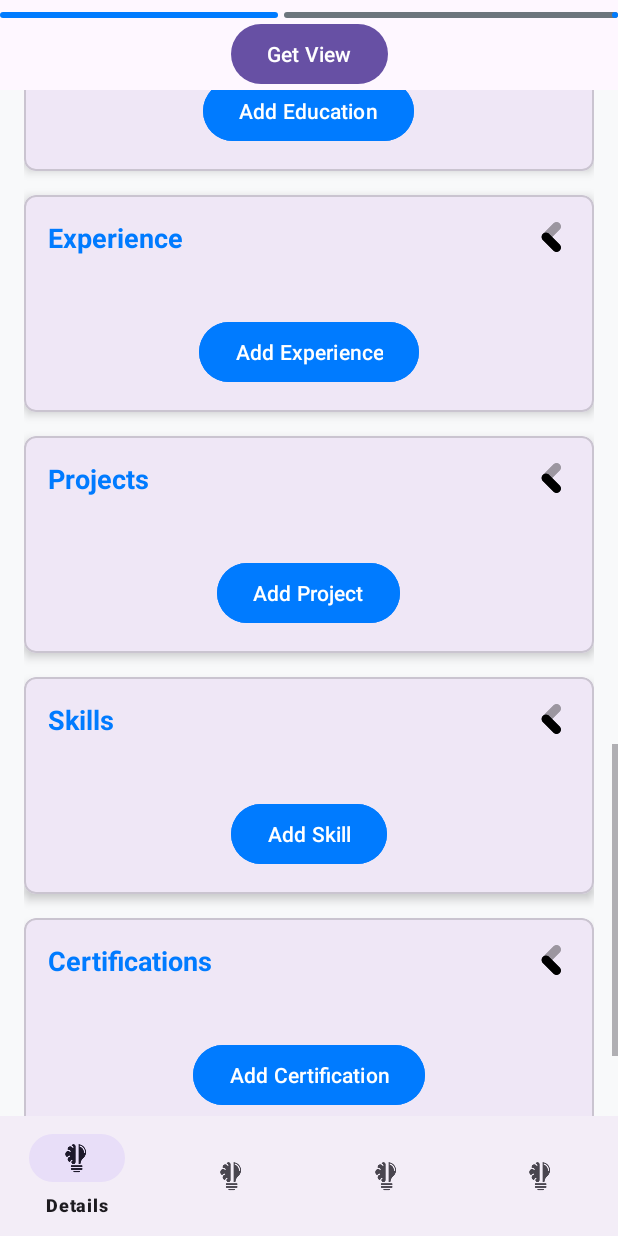
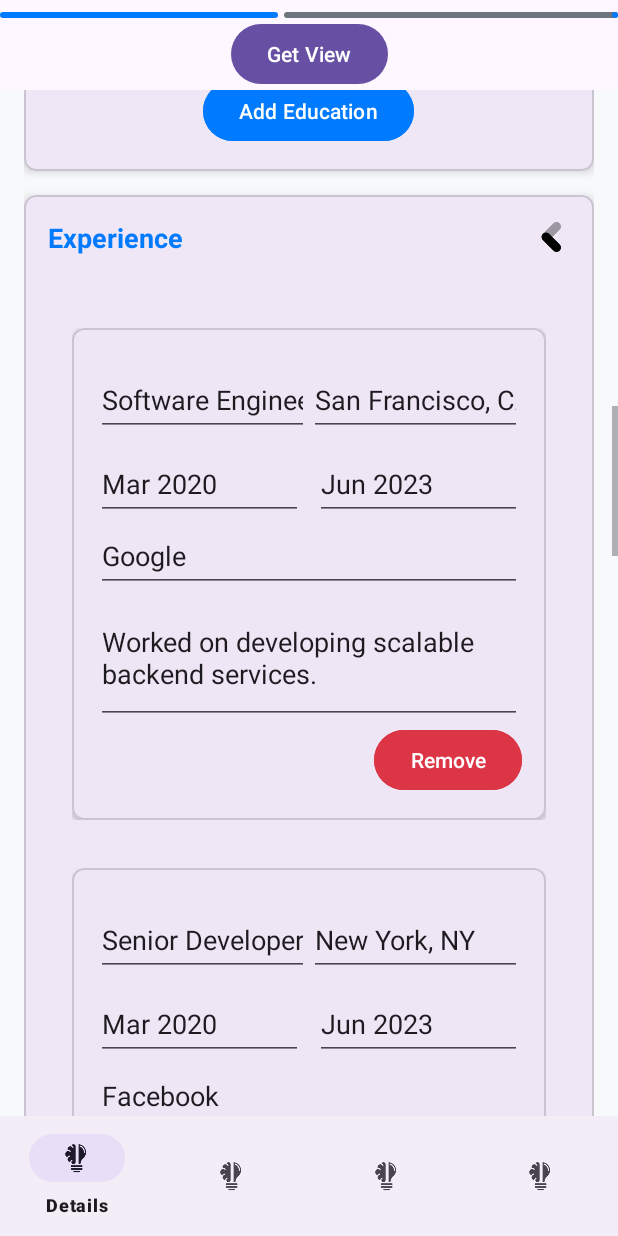
Before and after one commit to Jawad-Ahmad-M/ResuBuild, an Android app: the screen it shows after launch (MainActivity), scrolled down 1436 dp, on a phone screen of 412 x 824 dp. Run offline under Robolectric (Android 15) with nearby library versions, the phone set to English and light mode, and no system bars; libraries missing offline, so code that uses them is left out: com.github.barteksc.pdfviewer; pictures from the network do not load; 2 statements that could not run were skipped.

Commit message:
Added Certifications Section and its functionality

```diff
--- /dev/null
+++ b/app/src/main/java/com/resumebuilder/app/adapters/CertificationAdapter.java
@@ -0,0 +1,70 @@
+package com.resumebuilder.app.adapters;
+
+import android.view.LayoutInflater;
+import android.view.View;
+import android.view.ViewGroup;
+import android.widget.Button;
+import android.widget.EditText;
+
+import androidx.annotation.NonNull;
+import androidx.recyclerview.widget.RecyclerView;
+
+import com.resumebuilder.app.R;
+import com.resumebuilder.app.itemClasses.Certification;
+
+import java.util.List;
+
+public class CertificationAdapter extends RecyclerView.Adapter<CertificationAdapter.CertificationViewHolder>{
+
+    private final List<Certification> certificationList;
+
+
+    public CertificationAdapter(List<Certification> certificationList) {
+        this.certificationList = certificationList;
+    }
+
+    @NonNull
+    @Override
+    public CertificationAdapter.CertificationViewHolder onCreateViewHolder(@NonNull ViewGroup parent, int viewType) {
+        View view = LayoutInflater.from(parent.getContext())
+                .inflate(R.layout.item_certifications, parent, false);
+        return new CertificationAdapter.CertificationViewHolder(view);
+    }
+
+    @Override
+    public void onBindViewHolder(@NonNull CertificationAdapter.CertificationViewHolder holder, int position) {
+        Certification certification = certificationList.get(position);
+
+        holder.nameOfCertification.setText(certification.getNameOfCertification());
+        holder.nameOfOrganization.setText(certification.getNameOfOrganization());
+        holder.issuedDate.setText(certification.getIssuedDate());
+        holder.link.setText(certification.getLink());
+
+        holder.btnRemove.setOnClickListener(v -> {
+            certificationList.remove(position);
+            notifyItemRemoved(position);
+            notifyItemRangeChanged(position, certificationList.size());
+        });
+
+    }
+
+
+    @Override
+    public int getItemCount() {
+        return certificationList.size();
+    }
+
+    public static class CertificationViewHolder extends RecyclerView.ViewHolder {
+        EditText nameOfCertification, nameOfOrganization, issuedDate, link;
+        Button btnRemove;
+
+        public CertificationViewHolder(@NonNull View itemView) {
+            super(itemView);
+            nameOfCertification = itemView.findViewById(R.id.et_cert_name);
+            nameOfOrganization = itemView.findViewById(R.id.et_cert_organization);
+            issuedDate = itemView.findViewById(R.id.et_issued_date);
+            link = itemView.findViewById(R.id.et_link);
+            btnRemove = itemView.findViewById(R.id.btn_remove);
+        }
+    }
+}
--- a/app/src/main/java/com/resumebuilder/app/fragments/detailsFragment.java
+++ b/app/src/main/java/com/resumebuilder/app/fragments/detailsFragment.java
@@ -5,16 +5,23 @@ import android.os.Bundle;
 import android.view.LayoutInflater;
 import android.view.View;
 import android.view.ViewGroup;
-import android.widget.Button;
-import android.widget.EditText;
 
+import androidx.annotation.NonNull;
+import androidx.annotation.Nullable;
 import androidx.fragment.app.Fragment;
 import androidx.recyclerview.widget.LinearLayoutManager;
-import androidx.recyclerview.widget.RecyclerView;
 
-import com.resumebuilder.app.R;
+import com.resumebuilder.app.adapters.CertificationAdapter;
 import com.resumebuilder.app.adapters.EducationAdapter;
+import com.resumebuilder.app.adapters.ExperienceAdapter;
+import com.resumebuilder.app.adapters.ProjectAdapter;
+import com.resumebuilder.app.adapters.SkillAdapter;
+import com.resumebuilder.app.databinding.FragmentDetailsBinding;
+import com.resumebuilder.app.itemClasses.Certification;
 import com.resumebuilder.app.itemClasses.Education;
+import com.resumebuilder.app.itemClasses.Experience;
+import com.resumebuilder.app.itemClasses.Project;
+import com.resumebuilder.app.itemClasses.Skill;
 import com.resumebuilder.app.testActivity;
 
 import java.time.YearMonth;
@@ -23,10 +30,16 @@ import java.util.List;
 
 public class detailsFragment extends Fragment {
 
+    private FragmentDetailsBinding binding;
     private final List<Education> educationList = new ArrayList<>();
+    private final List<Experience> experienceList = new ArrayList<>();
+    private final List<Project> projectList = new ArrayList<>();
+    private final List<Skill> skillList = new ArrayList<>();
+    private final List<Certification> certificationList = new ArrayList<>();
 
-    private RecyclerView rvEducation;
     private EducationAdapter educationAdapter;
+    private ExperienceAdapter experienceAdapter;
+    private ProjectAdapter projectAdapter;
 
     public detailsFragment() {
         // Required empty public constructor
@@ -38,39 +51,81 @@ public class detailsFragment extends Fragment {
     }
 
     @Override
-    public View onCreateView(LayoutInflater inflater, ViewGroup container,
+    public View onCreateView(@NonNull LayoutInflater inflater, ViewGroup container,
                              Bundle savedInstanceState) {
-        // Inflate the layout for this fragment
-        View view =  inflater.inflate(R.layout.fragment_details, container, false);
+        binding = FragmentDetailsBinding.inflate(inflater, container, false);
+        return binding.getRoot();
+    }
 
-        Button btnGetView = view.findViewById(R.id.btn_get_view);
+    @Override
+    public void onViewCreated(@NonNull View view, @Nullable Bundle savedInstanceState) {
+        super.onViewCreated(view, savedInstanceState);
 
-        EditText name = view.findViewById(R.id.et_name);
-        EditText location = view.findViewById(R.id.et_location);
-        EditText emailAddress = view.findViewById(R.id.et_email);
-        EditText contactNumber = view.findViewById(R.id.et_contact);
-        EditText linkedInProfile = view.findViewById(R.id.et_linkedin);
-        EditText githubProfile = view.findViewById(R.id.et_github);
+        educationAdapter = new EducationAdapter(educationList, requireContext());
+        experienceAdapter = new ExperienceAdapter(experienceList, requireContext());
+        projectAdapter = new ProjectAdapter(projectList, requireContext());
+        SkillAdapter skillAdapter = new SkillAdapter(skillList);
+        CertificationAdapter certificationAdapter = new CertificationAdapter(certificationList);
 
-        Button btnAddEducation = view.findViewById(R.id.btn_add_education);
-        btnAddEducation.setOnClickListener(v -> {
+        binding.btnGetView.setOnClickListener(v -> {
+            Intent intent = new Intent(getActivity(), testActivity.class);
+            intent.putExtra("pdf_assets", "RenderCV_sb2nov_Theme.pdf");
+            startActivity(intent);
+        });
+
+//        EditText name = view.findViewById(R.id.et_name);
+//        EditText location = view.findViewById(R.id.et_location);
+//        EditText emailAddress = view.findViewById(R.id.et_email);
+//        EditText contactNumber = view.findViewById(R.id.et_contact);
+//        EditText linkedInProfile = view.findViewById(R.id.et_linkedin);
+//        EditText githubProfile = view.findViewById(R.id.et_github);
+
+
+        binding.btnAddEducation.setOnClickListener(v -> {
             educationList.add(new Education());
             educationAdapter.notifyItemInserted(educationList.size() - 1);
         });
 
-        rvEducation = view.findViewById(R.id.rv_education);
-        rvEducation.setLayoutManager(new LinearLayoutManager(requireContext()));
+        binding.btnAddExperience.setOnClickListener(v -> {
+            experienceList.add(new Experience());
+            experienceAdapter.notifyItemInserted(experienceList.size() - 1);
+        });
+
+        binding.btnAddProjects.setOnClickListener(v -> {
+            projectList.add(new Project());
+            projectAdapter.notifyItemInserted(projectList.size() - 1);
+        });
+
+        binding.btnAddSkill.setOnClickListener(v -> {
+            skillList.add(new Skill());
+            skillAdapter.notifyItemInserted(skillList.size() - 1);
+        });
+
+        binding.btnAddCertification.setOnClickListener(v -> {
+            certificationList.add(new Certification());
+            certificationAdapter.notifyItemInserted(certificationList.size() - 1);
+        });
+
+        binding.rvEducation.setLayoutManager(new LinearLayoutManager(requireContext()));
         loadEducationData();
 
-        educationAdapter = new EducationAdapter(educationList, requireContext());
-        rvEducation.setAdapter(educationAdapter);
+        binding.rvExperience.setLayoutManager(new LinearLayoutManager(requireContext()));
+        loadExperienceData();
 
-        btnGetView.setOnClickListener(v -> {
-            Intent intent = new Intent(getActivity(), testActivity.class);
-            intent.putExtra("pdf_assets", "RenderCV_sb2nov_Theme.pdf");
-            startActivity(intent);
-        });
-        return view;
+        binding.rvProjects.setLayoutManager(new LinearLayoutManager(requireContext()));
+        loadProjectData();
+
+        binding.rvSkills.setLayoutManager(new LinearLayoutManager(requireContext()));
+        loadSkillData();
+
+        binding.rvCertifications.setLayoutManager(new LinearLayoutManager(requireContext()));
+        loadCertificationData();
+
+        binding.rvEducation.setAdapter(educationAdapter);
+        binding.rvExperience.setAdapter(experienceAdapter);
+        binding.rvProjects.setAdapter(projectAdapter);
+        binding.rvSkills.setAdapter(skillAdapter);
+        binding.rvCertifications.setAdapter(certificationAdapter);
     }
 
     private void loadEducationData() {
@@ -79,4 +134,34 @@ public class detailsFragment extends Fragment {
         educationList.add(new Education("MIT", "BSc Computer Science", "Cambridge, MA", YearMonth.of(2020,3), YearMonth.of(2024,3)));
         educationList.add(new Education("MIT", "BSc Computer Science", "Cambridge, MA", YearMonth.of(2020,3), YearMonth.of(2024,3)));
     }
+
+    private void loadExperienceData() {
+        experienceList.clear();
+        experienceList.add(new Experience("Software Engineer", "San Francisco, CA", YearMonth.of(2020,3), YearMonth.of(2023,6), "Google", "Worked on developing scalable backend services."));
+        experienceList.add(new Experience("Senior Developer", "New York, NY", YearMonth.of(2020,3), YearMonth.of(2023,6), "Facebook", "Leading a team on mobile app development."));
+    }
+
+    private void loadProjectData() {
+        projectList.clear();
+        projectList.add(new Project("AI Chatbot Integration", "OpenAI", YearMonth.of(2021, 5), YearMonth.of(2022, 12), "Developed and integrated an AI-powered chatbot into customer support systems to automate query handling."));
+        projectList.add(new Project("E-Commerce Web Platform", "Amazon", YearMonth.of(2019, 8), YearMonth.of(2021, 3), "Built a scalable web-based e-commerce platform with payment gateway integration and advanced product recommendation system."));
+    }
+
+    private void loadSkillData() {
+        skillList.clear();
+        skillList.add(new Skill("Python Programming"));
+        skillList.add(new Skill("Java Programming"));
+    }
+
+    private void loadCertificationData() {
+        certificationList.clear();
+        certificationList.add(new Certification("Google Cloud Certified – Associate Cloud Engineer", "Google Cloud", "Mar 2022", "https://www.credential.net/sample-google-cert"));
+        certificationList.add(new Certification("AWS Certified Developer – Associate", "Amazon Web Services", "Aug 2021"));
+    }
+
+    @Override
+    public void onDestroyView() {
+        super.onDestroyView();
+        binding = null;
+    }
 }
```
Also changed, not shown: app/src/main/java/com/resumebuilder/app/itemClasses/Certification.java (+3 -14 lines), app/src/main/res/layout/item_certifications.xml (+16 -4 lines).
